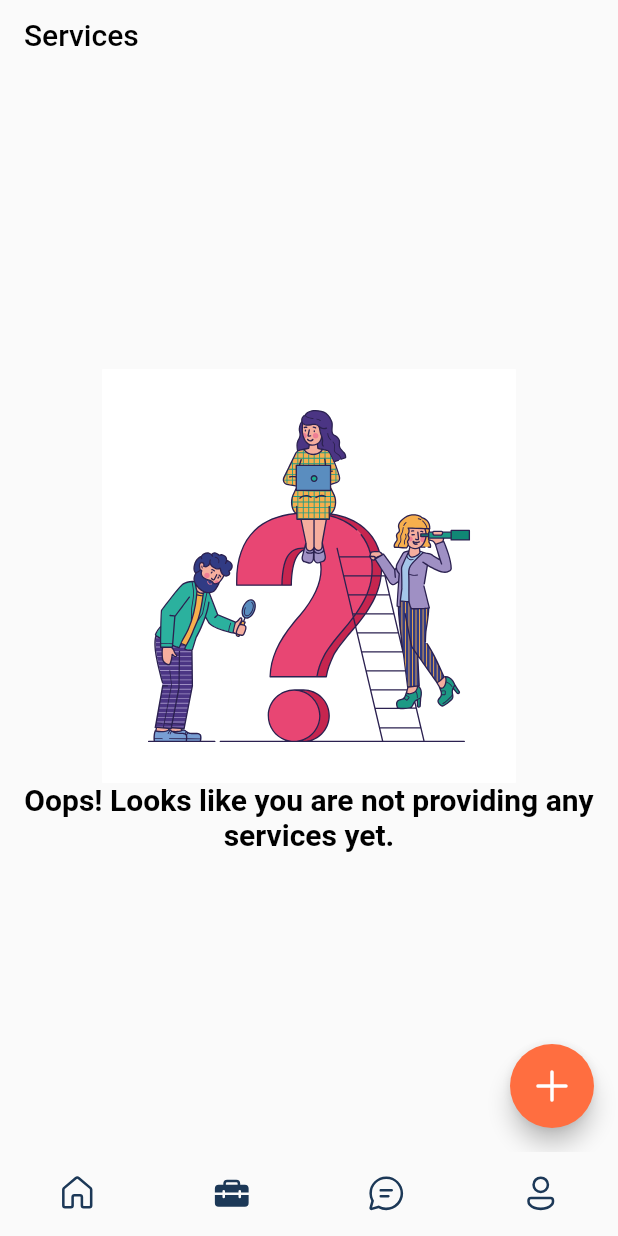
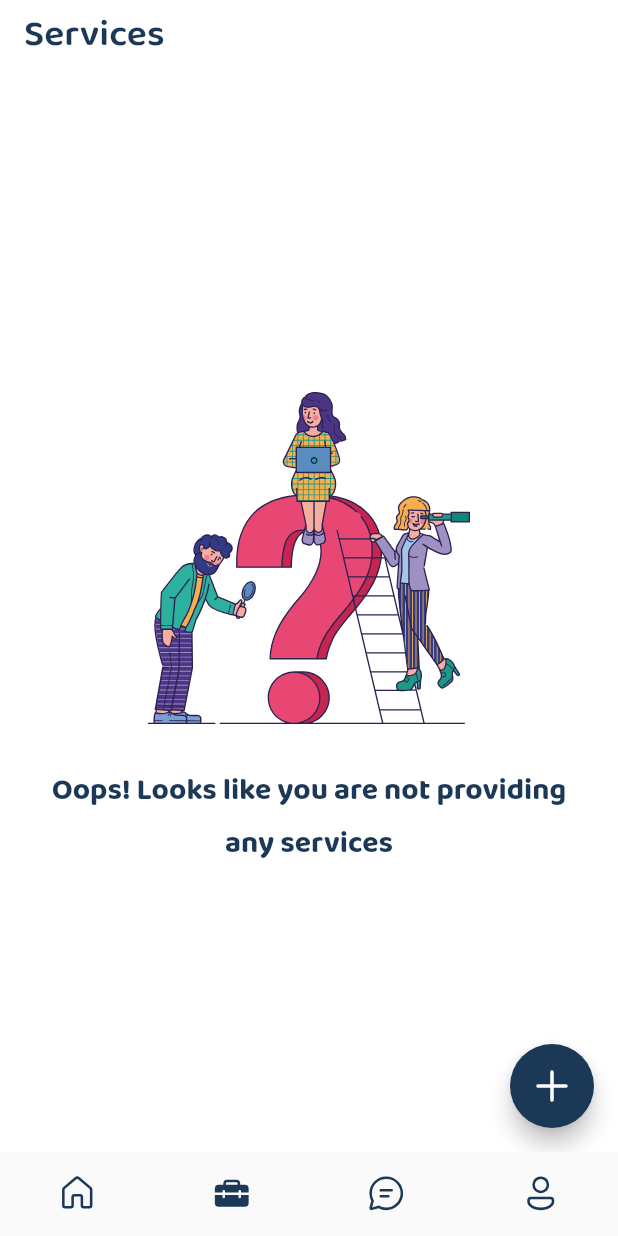
Before and after one commit to lakshya46jain/h4y-partner, a Flutter app: the screen it shows once a user with an empty profile is signed in, item 2 of the bottom bar chosen, on a phone screen of 412 x 824 dp. Run offline on Flutter 3.47's test engine with Material 2 defaults, Android fonts, the phone set to English and light mode, and no system bars; our stand-ins replace cached_network_image, cloud_firestore, firebase_auth, firebase_core, firebase_storage, fluentui_system_icons and 7 more; missing offline and left inert: international_phone_input, rate_my_app; accounts and stored records are empty; network calls fail; project files that could hold a hidden picture were left out.

Commit message:
Redesigned Services Screen User Interface

```diff
--- a/lib/primary_screens/services_screen/app_bar.dart
+++ b/lib/primary_screens/services_screen/app_bar.dart
@@ -12,8 +12,10 @@ class ServicesAppBar extends StatelessWidget {
       title: Text(
         "Services",
         style: TextStyle(
-          color: Colors.black,
-          fontSize: 20.0,
+          fontSize: 25.0,
+          color: Color(0xFF1C3857),
+          fontFamily: "BalooPaaji",
+          fontWeight: FontWeight.w600,
         ),
       ),
     );
--- a/lib/primary_screens/services_screen/body.dart
+++ b/lib/primary_screens/services_screen/body.dart
@@ -20,7 +20,9 @@ class Body extends StatelessWidget {
       builder: (context, snapshot) {
         List<Help4YouServices> services = snapshot.data;
         if (services.length == 0) {
-          return Column(
+          return Padding(
+            padding: EdgeInsets.symmetric(horizontal: 20.0),
+            child: Column(
               mainAxisAlignment: MainAxisAlignment.center,
               crossAxisAlignment: CrossAxisAlignment.center,
               children: [
@@ -31,15 +33,17 @@ class Body extends StatelessWidget {
                   ),
                 ),
                 Text(
-                "Oops! Looks like you are not providing any services yet.",
+                  "Oops! Looks like you are not providing any services",
                   style: TextStyle(
-                  color: Colors.black,
                     fontSize: 20.0,
+                    fontFamily: "BalooPaaji",
+                    color: Color(0xFF1C3857),
                     fontWeight: FontWeight.bold,
                   ),
                   textAlign: TextAlign.center,
                 ),
               ],
+            ),
           );
         } else {
           return ListView.builder(
--- a/lib/primary_screens/services_screen/services_screen.dart
+++ b/lib/primary_screens/services_screen/services_screen.dart
@@ -20,6 +20,7 @@ class _ServicesScreenState extends State<ServicesScreen> {
         FocusScope.of(context).unfocus();
       },
       child: Scaffold(
+        backgroundColor: Colors.white,
         appBar: PreferredSize(
           preferredSize: Size.fromHeight(
             MediaQuery.of(context).size.height / (1792 / 100),
@@ -33,7 +34,7 @@ class _ServicesScreenState extends State<ServicesScreen> {
             color: Colors.white,
             size: 28.0,
           ),
-          backgroundColor: Colors.deepOrangeAccent,
+          backgroundColor: Color(0xFF1C3857),
           onPressed: () {
             Navigator.push(
               context,
```
Lines whose indentation alone changed are shown as unchanged.
